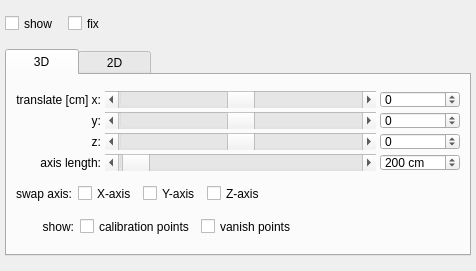
This is ui/coordinateSystemBox.ui in ped-dyn-emp/PeTrack as Qt 5 draws it before an edit. The edited form follows.
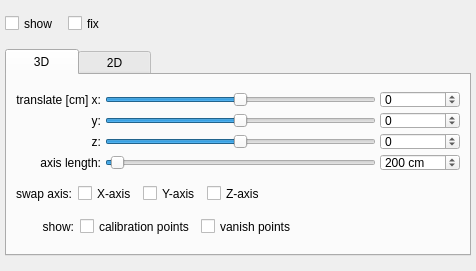
This is the edited form. Custom widgets are drawn as their Qt base class.

Commit message: Resolve "Make Slider only scrollable when clicking on them"

```diff
--- a/ui/coordinateSystemBox.ui
+++ b/ui/coordinateSystemBox.ui
@@ -226,7 +226,7 @@
           </widget>
          </item>
          <item row="2" column="1">
-          <widget class="QScrollBar" name="coord3DTransZ">
+          <widget class="PSlider" name="coord3DTransZ">
            <property name="minimumSize">
             <size>
              <width>0</width>
@@ -260,7 +260,7 @@
           </widget>
          </item>
          <item row="0" column="1">
-          <widget class="QScrollBar" name="coord3DTransX">
+          <widget class="PSlider" name="coord3DTransX">
            <property name="sizePolicy">
             <sizepolicy hsizetype="Expanding" vsizetype="Fixed">
              <horstretch>0</horstretch>
@@ -303,7 +303,7 @@
           </widget>
          </item>
          <item row="1" column="1">
-          <widget class="QScrollBar" name="coord3DTransY">
+          <widget class="PSlider" name="coord3DTransY">
            <property name="minimumSize">
             <size>
              <width>0</width>
@@ -420,7 +420,7 @@
           </widget>
          </item>
          <item row="3" column="1">
-          <widget class="QScrollBar" name="coord3DAxeLen">
+          <widget class="PSlider" name="coord3DAxeLen">
            <property name="minimumSize">
             <size>
              <width>0</width>
@@ -1141,6 +1141,11 @@
    <extends>QSpinBox</extends>
    <header>pspinbox.h</header>
   </customwidget>
+  <customwidget>
+   <class>PSlider</class>
+   <extends>QSlider</extends>
+   <header>pSlider.h</header>
+  </customwidget>
   <customwidget>
    <class>PDoubleSpinBox</class>
    <extends>QDoubleSpinBox</extends>
```
Left out of the diff: 8 changed lines with no effect on the pictures. The commit also changes 6 other files.
